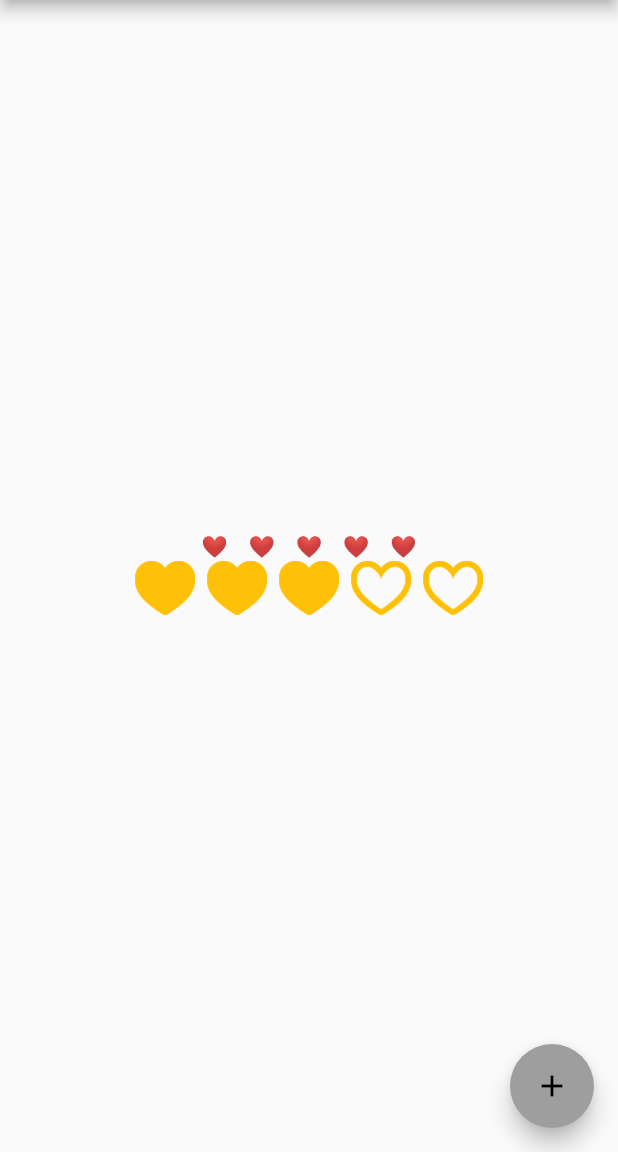
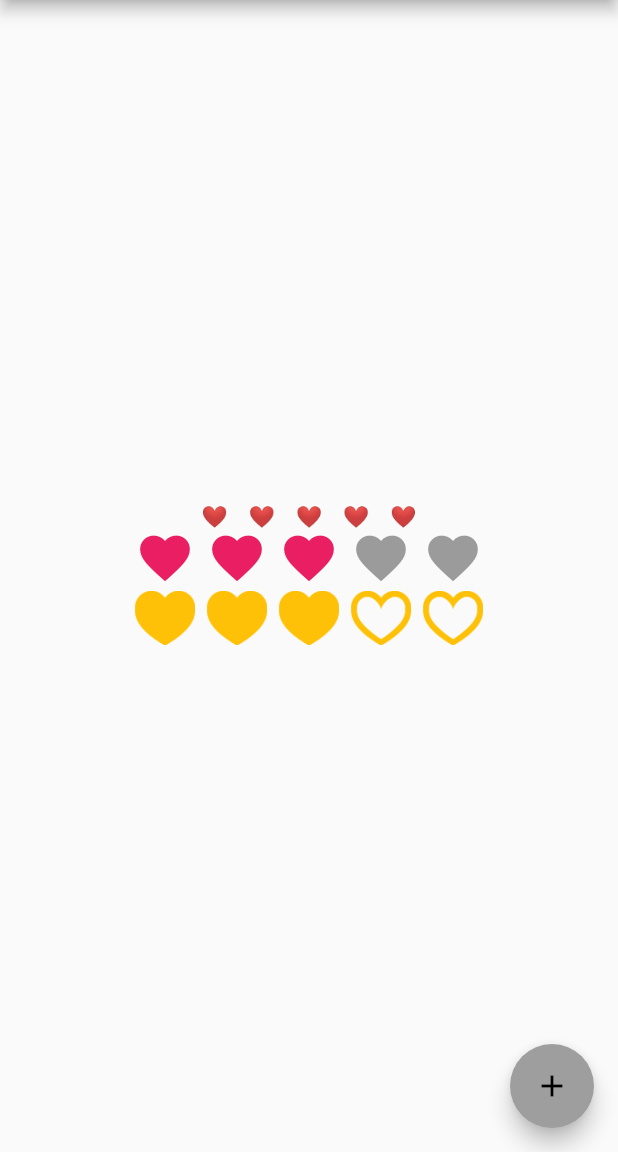
Before and after one commit to linnefromice/flutter_heart_app_01, a Flutter app: the screen it shows after launch, on a phone screen of 412 x 824 dp, the part 84-1236 px from its top. Run offline on Flutter 3.47's test engine with Material 2 defaults, Android fonts, the light colour scheme and no system bars; drawn by our look-alikes of flutter_rating_bar.

Commit message:
add flutter_rating_bar using icons

```diff
--- a/lib/main.dart
+++ b/lib/main.dart
@@ -42,6 +42,21 @@ class HomePage extends StatelessWidget {
             Text("❤　❤　❤　❤　❤"),
             RatingBar(
               initialRating: 3,
+              minRating: 1,
+              direction: Axis.horizontal,
+              allowHalfRating: true,
+              itemCount: 5,
+              itemPadding: EdgeInsets.symmetric(horizontal: 4.0),
+              itemBuilder: (context, _) => Icon(
+                Icons.favorite,
+                color: Colors.pink,
+              ),
+              onRatingUpdate: (rating) {
+                print(rating);
+              },
+            ),
+            RatingBar(
+              initialRating: 3,
               direction: Axis.horizontal,
               allowHalfRating: true,
               itemCount: 5,
```
